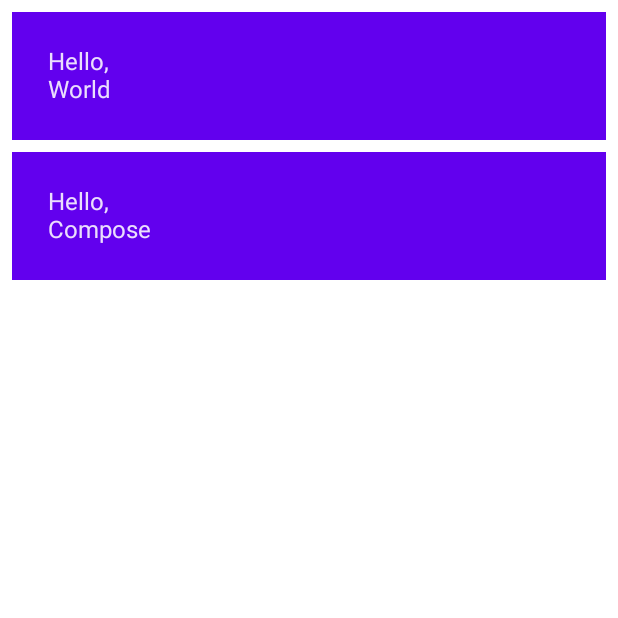
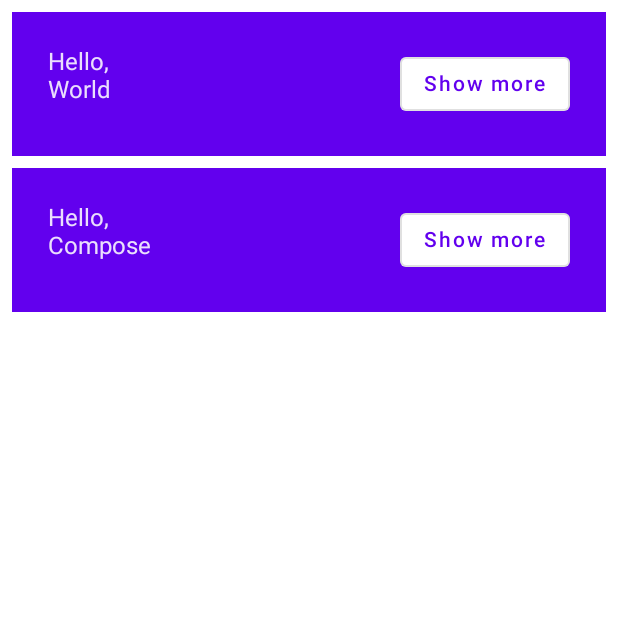
Before and after one commit to Augustinekan/Compose-Basics, an Android app built with Jetpack Compose: the screen it shows after launch (MainActivity), on a phone screen of 412 x 824 dp, the top half of it. Run offline under Robolectric (Android 15) with nearby library versions, the phone set to English and light mode, and no system bars.

Commit message:
mutate padding state

```diff
--- a/app/src/main/java/com/example/composebasics/MainActivity.kt
+++ b/app/src/main/java/com/example/composebasics/MainActivity.kt
@@ -3,14 +3,11 @@ package com.example.composebasics
 import android.os.Bundle
 import androidx.activity.ComponentActivity
 import androidx.activity.compose.setContent
-import androidx.compose.foundation.layout.Column
-import androidx.compose.foundation.layout.fillMaxSize
-import androidx.compose.foundation.layout.fillMaxWidth
-import androidx.compose.foundation.layout.padding
-import androidx.compose.material.MaterialTheme
-import androidx.compose.material.Surface
-import androidx.compose.material.Text
+import androidx.compose.foundation.layout.*
+import androidx.compose.material.*
 import androidx.compose.runtime.Composable
+import androidx.compose.runtime.mutableStateOf
+import androidx.compose.runtime.remember
 import androidx.compose.ui.Modifier
 import androidx.compose.ui.tooling.preview.Preview
 import androidx.compose.ui.unit.dp
@@ -46,17 +43,29 @@ private fun MyApp(modifier: Modifier = Modifier, names: List<String> = listOf("W
 
 @Composable
 fun Greeting(name: String) {
+    val expanded = remember { mutableStateOf(false) }
+
+    val extraPadding = if (expanded.value) 48.dp else 0.dp
+
     Surface(color = MaterialTheme.colors.primary,modifier = Modifier.padding(vertical = 4.dp, horizontal = 8.dp)
     ) {
-        Column(
-            modifier = Modifier
-                .padding(24.dp)
-                .fillMaxWidth(),
+        Row(
+            modifier = Modifier.padding(24.dp)
+        ) {
+            Column(
+                modifier = Modifier.weight(1f).padding(bottom = extraPadding)
 
-        ) {
-            Text(text = "Hello,")
-            Text(text = name)
+                ) {
+                Text(text = "Hello,")
+                Text(text = name)
+            }
+            OutlinedButton(
+                onClick = { expanded.value = !expanded.value }
+            ) {
+                Text(if (expanded.value) "Show less" else "Show more")
+            }
         }
+
     }
 }
 
```
